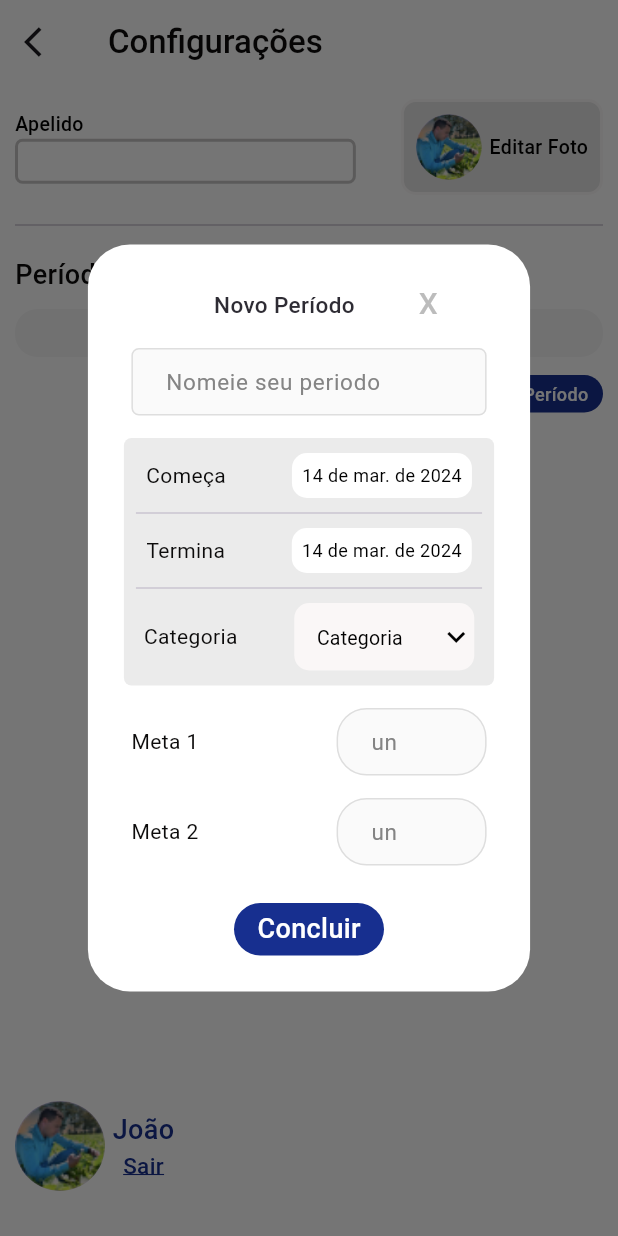
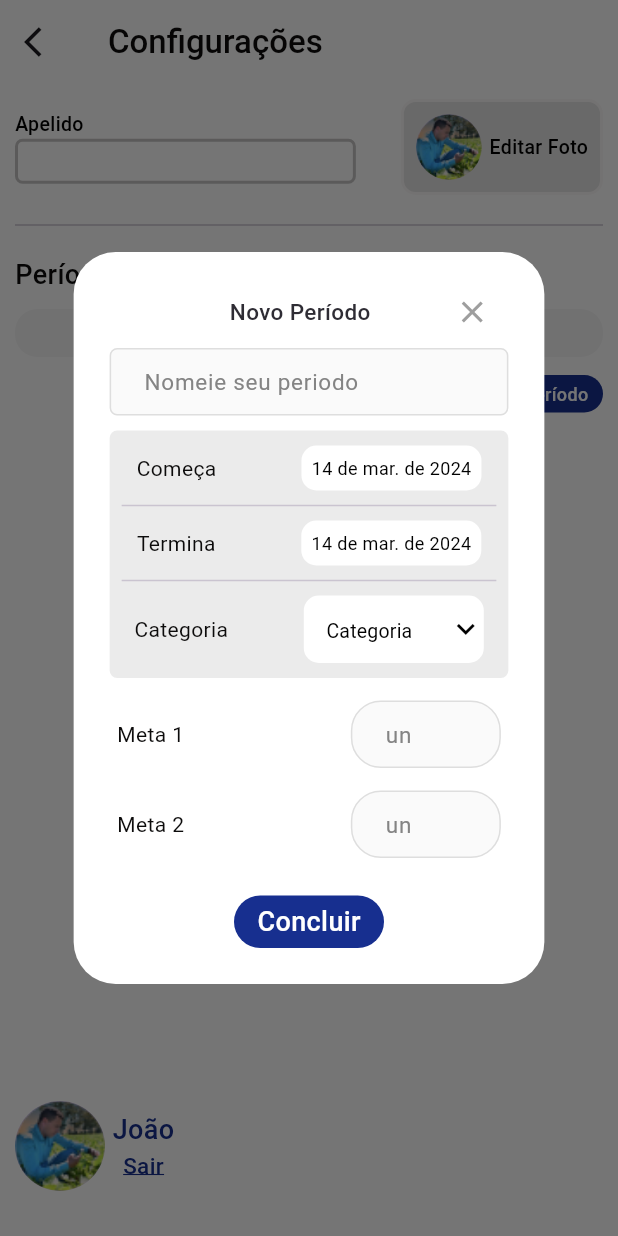
Before and after one commit to Augustob790/CRUD-Flutter, a Flutter app: the screen it shows after launch, after a tap on "Adicionar Período", on a phone screen of 412 x 824 dp. Run offline on Flutter 3.47's test engine with Material 3 defaults, Android fonts, the phone set to English and light mode, and no system bars; our stand-ins replace sqflite, table_calendar; accounts and stored records are empty; Roboto replaces fonts that are missing (Manrope, Nunito).

Commit message:
fix: small fixed

```diff
--- a/lib/presentation/pages/add/add_modal.dart
+++ b/lib/presentation/pages/add/add_modal.dart
@@ -38,13 +38,13 @@ class _PopUpOpinionsState extends State<AddNewPeriod> {
   _buildAddProductsModal(BuildContext context) {
     final Size size = MediaQuery.of(context).size;
     return AlertDialog(
-      backgroundColor: Colors.white,
-      content: SingleChildScrollView(
-        child: Column(
+      scrollable: true,
+      backgroundColor: const Color.fromARGB(255, 255, 255, 255),
+      content: Column(
         mainAxisSize: MainAxisSize.min,
         crossAxisAlignment: CrossAxisAlignment.center,
         children: [
-            Padding(
+          Container(
             padding: const EdgeInsets.symmetric(),
             child: Column(
               mainAxisAlignment: MainAxisAlignment.start,
@@ -52,7 +52,7 @@ class _PopUpOpinionsState extends State<AddNewPeriod> {
                 Row(
                   children: [
                     Padding(
-                        padding: const EdgeInsets.only(left: 60.0),
+                      padding: const EdgeInsets.only(left: 80.0),
                       child: const Text(
                         "Novo Período",
                         style: TextStyle(
@@ -64,27 +64,23 @@ class _PopUpOpinionsState extends State<AddNewPeriod> {
                     ),
                     Expanded(
                       child: Align(
-                          alignment: Alignment.center,
+                        alignment: Alignment.topRight,
                         child: Padding(
-                            padding: const EdgeInsets.only(left: 5.0),
-                            child: TextButton(
+                          padding: const EdgeInsets.only(left: 10.0),
+                          child: IconButton(
                             onPressed: () {
                               Navigator.of(context).pop();
                             },
-                                child: Manrope(
-                                  text: "X",
-                                  size: 20,
-                                  color: const Color.fromARGB(255, 188, 188, 188),
-                                )),
+                            icon: Icon(Icons.close),
+                            color: Colors.grey,
+                          ),
                         ),
                       ),
                     )
                   ],
                 ),
-                  Padding(
-                    padding: const EdgeInsets.all(5.0),
-                    child: Row(
-                      mainAxisAlignment: MainAxisAlignment.spaceAround,
+                Row(
+                  mainAxisAlignment: MainAxisAlignment.spaceBetween,
                   children: [
                     InputPersonalized(
                       validator: null,
@@ -97,10 +93,9 @@ class _PopUpOpinionsState extends State<AddNewPeriod> {
                       },
                       obscure: false,
                       height: 45,
-                          width: (size.width / 1.74),
+                      width: (size.width / 1.55),
                     ),
                   ],
-                    ),
                 ),
                 const SizedBox(height: 10),
                 Container(
@@ -196,7 +191,7 @@ class _PopUpOpinionsState extends State<AddNewPeriod> {
                               height: 45,
                               width: 120,
                               decoration: BoxDecoration(
-                                  color: Color.fromARGB(252, 250, 247, 247),
+                                color: Colors.white,
                                 border: Border.symmetric(),
                                 borderRadius: const BorderRadius.all(
                                     Radius.circular(10)),
@@ -320,7 +315,6 @@ class _PopUpOpinionsState extends State<AddNewPeriod> {
           ),
         ],
       ),
-      ),
     );
   }
 }
```
Also changed, not shown: lib/presentation/pages/info/info_modal.dart (+28 -24 lines). Lines whose indentation alone changed are shown as unchanged.
